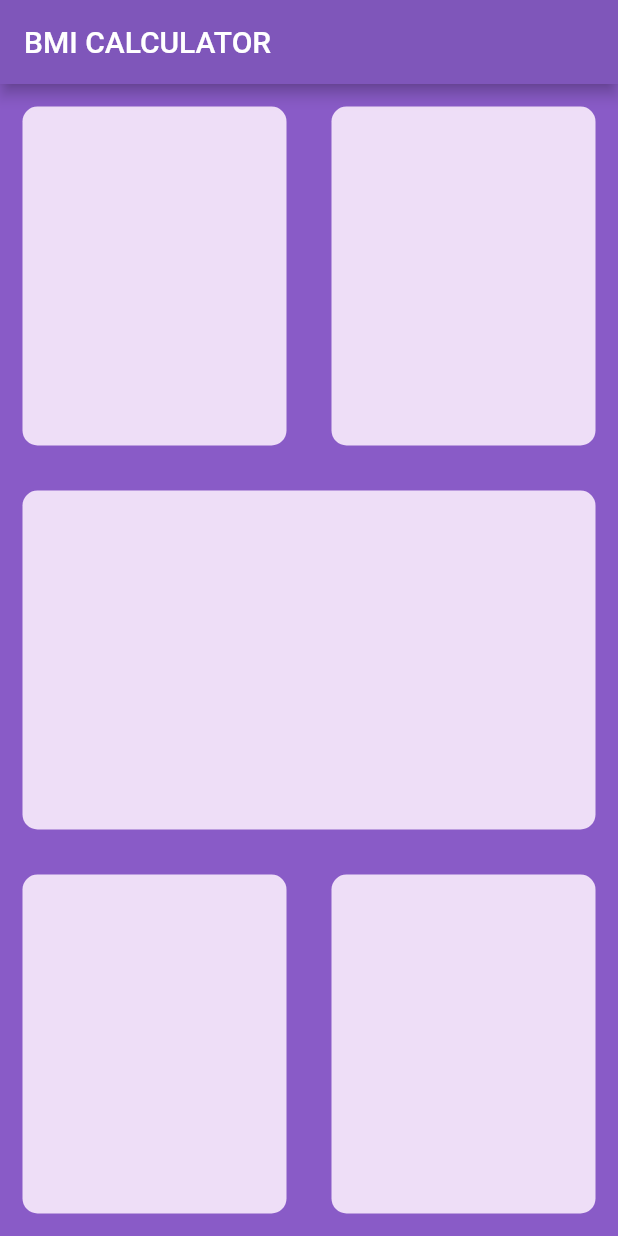
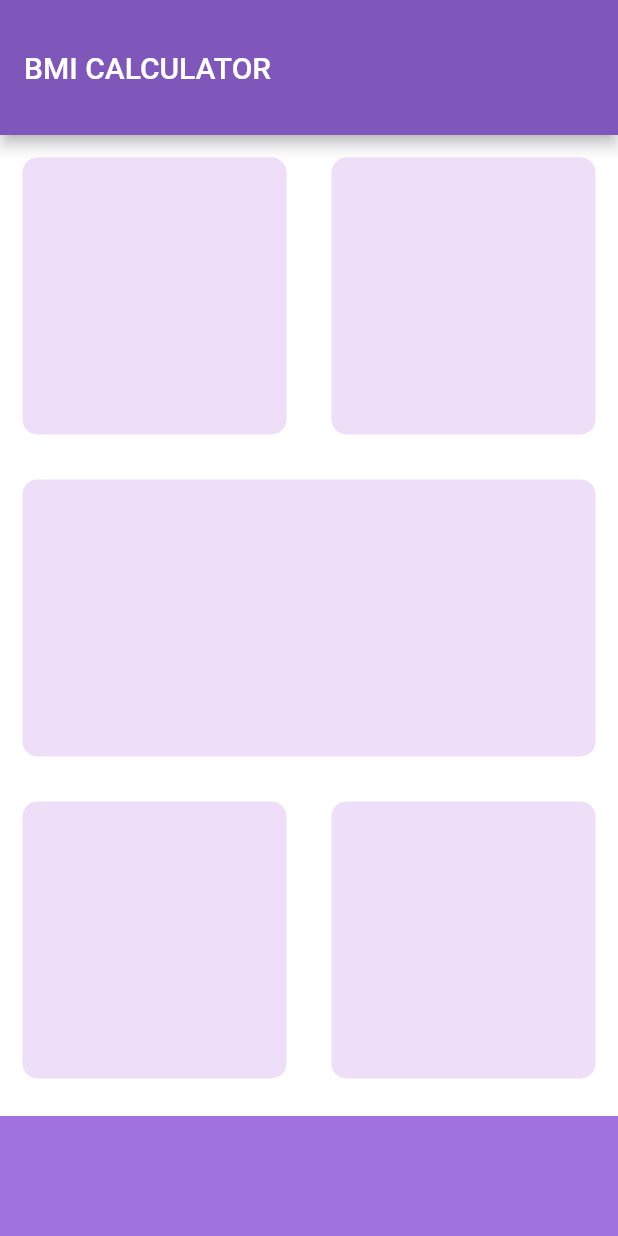
Before and after one commit to bineshburjamagar/flutter-projects, a Flutter app: the screen it shows after launch, on a phone screen of 412 x 824 dp. Run offline on Flutter 3.47's test engine with Material 2 defaults, Android fonts, the phone set to English and light mode, and no system bars; our stand-ins replace audioplayers, rflutter_alert.

Commit message:
final and const

```diff
--- a/bmi_calculator/lib/input_page.dart
+++ b/bmi_calculator/lib/input_page.dart
@@ -1,4 +1,8 @@
 import 'package:flutter/material.dart';
+
+const bottomContainerHeight = 80.0;
+const bottomContainerColor = Color(0xFFA173E0);
+const activeCardColor = Color(0xFFEEDEF7);
 
 class InputPage extends StatefulWidget {
   const InputPage({Key? key}) : super(key: key);
@@ -12,7 +16,11 @@ class _InputPageState extends State<InputPage> {
   Widget build(BuildContext context) {
     return Scaffold(
       appBar: AppBar(
-        title: const Text('BMI CALCULATOR'),
+        title: const Text(
+          'BMI CALCULATOR',
+          textAlign: TextAlign.center,
+        ),
+        toolbarHeight: 90.0,
       ),
       body: Column(
         children: [
@@ -21,11 +29,11 @@ class _InputPageState extends State<InputPage> {
               children: const [
                 Expanded(
                     child: ReusableCard(
-                  colour: Color(0xFFEEDEF7),
+                  colour: activeCardColor,
                 )),
                 Expanded(
                   child: ReusableCard(
-                    colour: Color(0xFFEEDEF7),
+                    colour: activeCardColor,
                   ),
                 )
               ],
@@ -33,23 +41,29 @@ class _InputPageState extends State<InputPage> {
           ),
           const Expanded(
               child: ReusableCard(
-            colour: Color(0xFFEEDEF7),
+            colour: activeCardColor,
           )),
           Expanded(
               child: Row(
             children: const [
               Expanded(
                 child: ReusableCard(
-                  colour: Color(0xFFEEDEF7),
+                  colour: activeCardColor,
                 ),
               ),
               Expanded(
                 child: ReusableCard(
-                  colour: Color(0xFFEEDEF7),
+                  colour: activeCardColor,
                 ),
               ),
             ],
           )),
+          Container(
+            color: bottomContainerColor,
+            margin: const EdgeInsets.only(top: 10.0),
+            width: double.infinity,
+            height: bottomContainerHeight,
+          )
         ],
       ),
     );
--- a/bmi_calculator/lib/main.dart
+++ b/bmi_calculator/lib/main.dart
@@ -12,7 +12,7 @@ class BMICalculator extends StatelessWidget {
       theme: ThemeData.dark().copyWith(
         colorScheme: const ColorScheme.light()
             .copyWith(primary: const Color(0xFF7F56BA)),
-        scaffoldBackgroundColor: const Color(0xFF895BC7),
+        scaffoldBackgroundColor: Colors.white,
       ),
       home: const InputPage(),
     );
```
